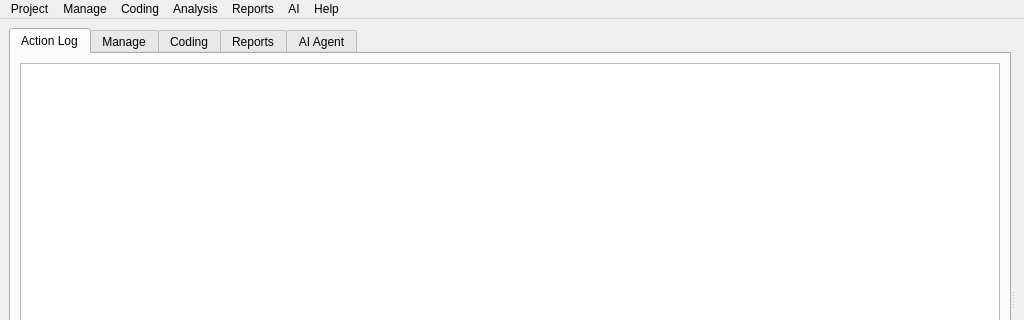
ccbogel/QualCoder, file src/GUI_UIs/ui_main.ui: the form before one commit; both pictures show x 0 to 1024 and y 0 to 320 of the 1024 by 600 pixel window.
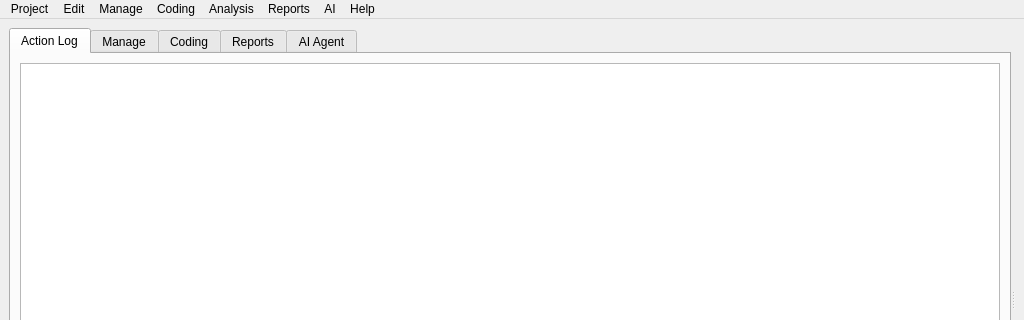
The form after the commit.

What changed in the file:
```diff
--- a/src/GUI_UIs/ui_main.ui
+++ b/src/GUI_UIs/ui_main.ui
@@ -226,6 +226,13 @@
     <addaction name="separator"/>
     <addaction name="actionExit"/>
    </widget>
+   <widget class="QMenu" name="menuEdit">
+    <property name="title">
+     <string>Edit</string>
+    </property>
+    <addaction name="actionUndo_coding"/>
+    <addaction name="actionRedo_coding"/>
+   </widget>
    <widget class="QMenu" name="menuFiles_and_Cases">
     <property name="title">
      <string>Manage</string>
@@ -311,6 +318,7 @@
     <addaction name="menuAI_assisted_analysis"/>
    </widget>
    <addaction name="menuProject"/>
+   <addaction name="menuEdit"/>
    <addaction name="menuFiles_and_Cases"/>
    <addaction name="menuCoding"/>
    <addaction name="menuAnalysis"/>
```
Left out of the diff: 16 changed lines with no effect on the pictures.
